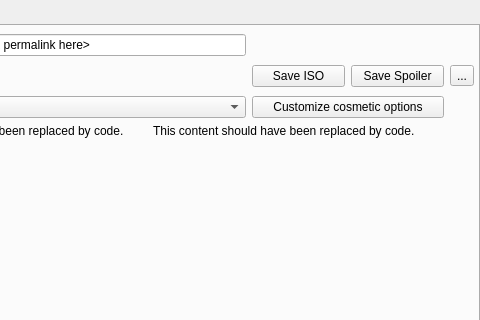
This is randovania/gui/ui_files/game_details_window.ui in randovania/randovania as Qt 5 draws it before an edit; both pictures show x 144 to 624 and y 0 to 320 of the 624 by 471 pixel window. The edited form follows.
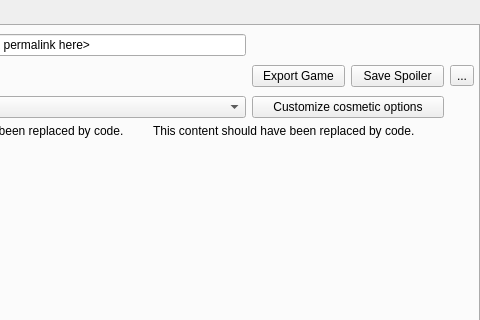
This is the edited form.

What changed in the file:
```diff
--- a/randovania/gui/ui_files/game_details_window.ui
+++ b/randovania/gui/ui_files/game_details_window.ui
@@ -120,7 +120,7 @@
         <item row="1" column="4">
          <widget class="QPushButton" name="export_iso_button">
           <property name="text">
-           <string>Save ISO</string>
+           <string>Export Game</string>
           </property>
          </widget>
         </item>
```
Left out of the diff: 2 changed lines with no effect on the pictures.
